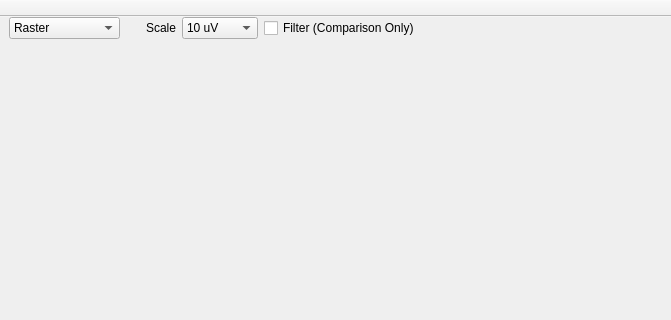
First picture: the form in pymea/ui/PyMEAMainWindow.ui, repository dbridges/mea-tools, before the edit; both pictures show x 0 to 671 and y 0 to 320 of the 1146 by 664 pixel window.
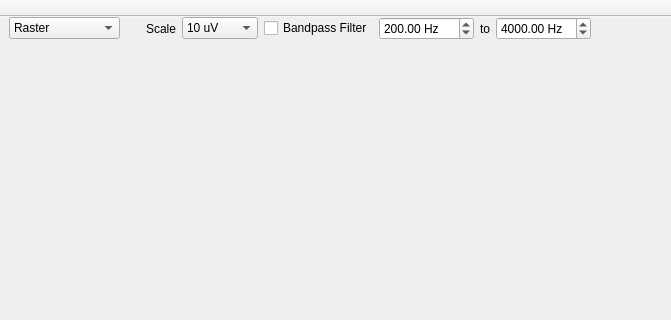
Second picture: the form after the edit. The open tabs and pages were chosen to show the change. Custom widgets are drawn as their Qt base class.

Commit message: Custom bandpass filter options.

What changed in the file:
```diff
--- a/pymea/ui/PyMEAMainWindow.ui
+++ b/pymea/ui/PyMEAMainWindow.ui
@@ -219,7 +219,7 @@
           </layout>
          </widget>
          <widget class="QWidget" name="analogPage">
-          <layout class="QHBoxLayout" name="horizontalLayout_7" stretch="0,1,0">
+          <layout class="QHBoxLayout" name="horizontalLayout_7" stretch="0,1,0,0,0,0">
            <property name="margin">
             <number>0</number>
            </property>
@@ -294,7 +294,40 @@
            <item>
             <widget class="QCheckBox" name="filterCheckBox">
              <property name="text">
-              <string>Filter (Comparison Only)</string>
+              <string>Bandpass Filter</string>
+             </property>
+            </widget>
+           </item>
+           <item>
+            <widget class="QDoubleSpinBox" name="filterLowSpinBox">
+             <property name="suffix">
+              <string> Hz</string>
+             </property>
+             <property name="maximum">
+              <double>50000.000000000000000</double>
+             </property>
+             <property name="value">
+              <double>200.000000000000000</double>
+             </property>
+            </widget>
+           </item>
+           <item>
+            <widget class="QLabel" name="label">
+             <property name="text">
+              <string>to</string>
+             </property>
+            </widget>
+           </item>
+           <item>
+            <widget class="QDoubleSpinBox" name="filterHighSpinBox">
+             <property name="suffix">
+              <string> Hz</string>
+             </property>
+             <property name="maximum">
+              <double>50000.000000000000000</double>
+             </property>
+             <property name="value">
+              <double>4000.000000000000000</double>
              </property>
             </widget>
            </item>
```
Left out of the diff: 2 changed lines with no effect on the pictures. The commit also changes 4 other files.
